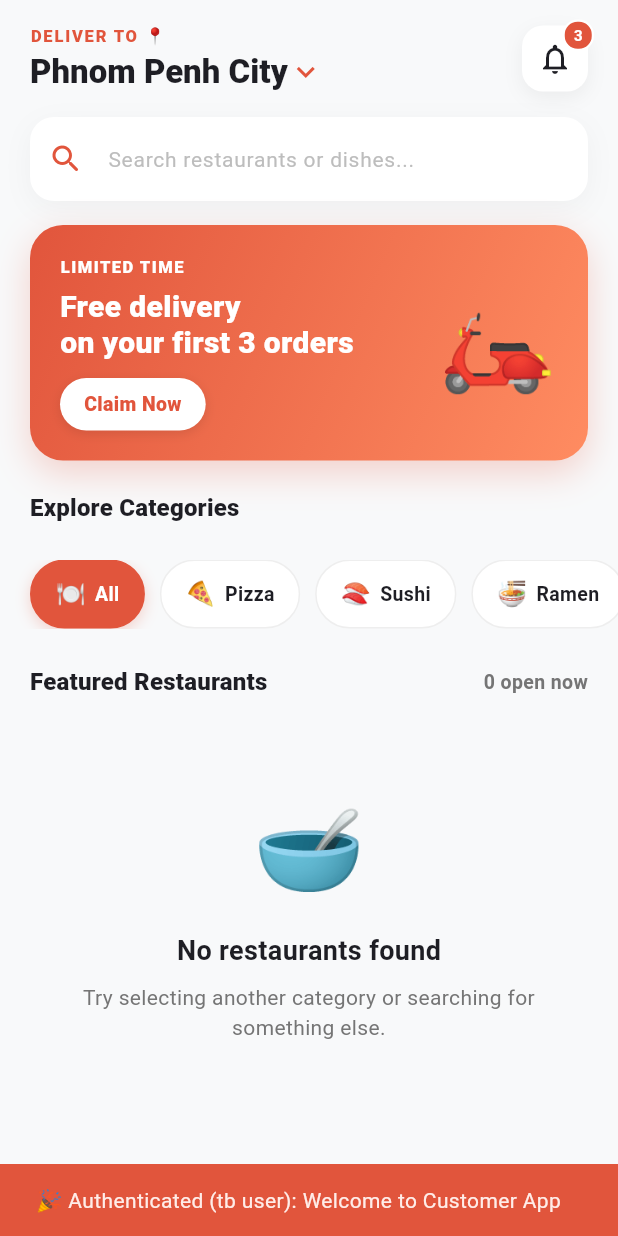
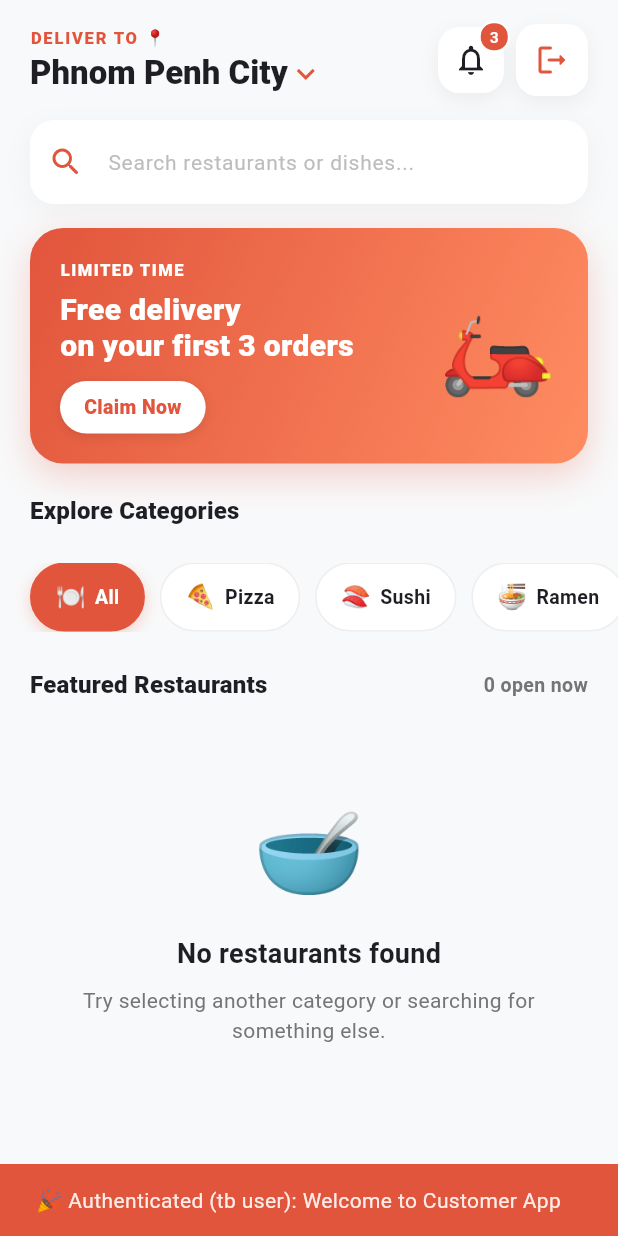
Before and after one commit to ChoeunLyhuoy/foodDeliveryFullStrackProject, a Flutter app: the screen it shows after launch, after a tap on "Sign in as Customer", on a phone screen of 412 x 824 dp. Run offline on Flutter 3.47's test engine with Material 3 defaults, Android fonts, the phone set to English and light mode, and no system bars; missing offline and left inert: stomp_dart_client; network calls fail.

Commit message:
Enforce strict role-based page routing guards and UI links in Vue, and add clean signout events across all mobile dashboards

```diff
--- a/mobile/lib/customer/screens/home_screen.dart
+++ b/mobile/lib/customer/screens/home_screen.dart
@@ -2,6 +2,7 @@ import 'package:flutter/material.dart';
 import '../../core/api_service.dart';
 import '../../models/restaurant.dart';
 import 'restaurant_detail_screen.dart';
+import '../../main.dart';
 
 class HomeScreen extends StatefulWidget {
   const HomeScreen({super.key});
@@ -109,6 +110,8 @@ class _HomeScreenState extends State<HomeScreen> {
                               ),
                             ],
                           ),
+                          Row(
+                            children: [
                               Stack(
                                 clipBehavior: Clip.none,
                                 children: [
@@ -141,6 +144,32 @@ class _HomeScreenState extends State<HomeScreen> {
                                         '3',
                                         style: TextStyle(color: Colors.white, fontSize: 10, fontWeight: FontWeight.bold),
                                       ),
+                                    ),
+                                  ),
+                                ],
+                              ),
+                              const SizedBox(width: 8),
+                              Container(
+                                decoration: BoxDecoration(
+                                  color: Colors.white,
+                                  borderRadius: BorderRadius.circular(14),
+                                  boxShadow: const [
+                                    BoxShadow(
+                                      color: Color(0x0E000000),
+                                      blurRadius: 10,
+                                      offset: Offset(0, 4),
+                                    ),
+                                  ],
+                                ),
+                                child: IconButton(
+                                  icon: const Icon(Icons.logout_rounded, color: Color(0xFFE1553C)),
+                                  onPressed: () {
+                                    Navigator.pushAndRemoveUntil(
+                                      context,
+                                      MaterialPageRoute(builder: (_) => const LoginRoleScreen()),
+                                      (route) => false,
+                                    );
+                                  },
                                 ),
                               ),
                             ],
```
Also changed, not shown: mobile/lib/callcenter/screens/callcenter_dashboard_screen.dart (+19 -3 lines), mobile/lib/restaurant/screens/restaurant_dashboard_screen.dart (+16 -0 lines), mobile/lib/rider/screens/rider_dashboard_screen.dart (+16 -0 lines), 2 other files. Lines whose indentation alone changed are shown as unchanged.
